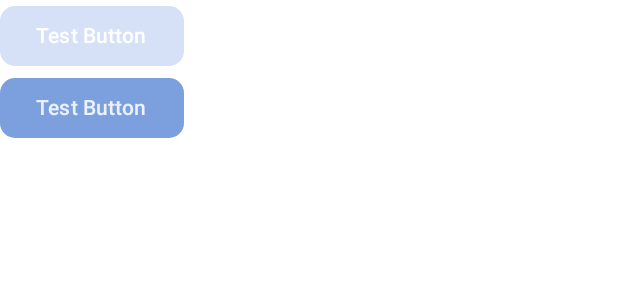
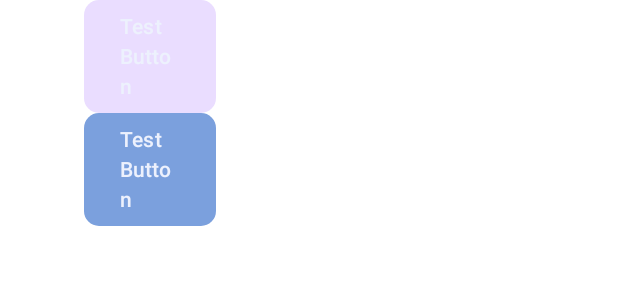
Before and after one commit to Blossoming-Children/Android-Blossoming-Children, an Android app built with Jetpack Compose: the @Preview function TionButtonPreview, on a phone screen of 412 x 824 dp. Shown: the top 300 px of the screen. Run offline under Robolectric (Android 15) with nearby library versions, the phone set to English and light mode, and no system bars.

Commit message:
TION-27 🔨[MOD] 컴포넌트 매개변수의 디폴트 값 지정

```diff
--- a/app/src/main/java/com/example/androidblossomingchildren/util/component/Button.kt
+++ b/app/src/main/java/com/example/androidblossomingchildren/util/component/Button.kt
@@ -3,6 +3,9 @@ package com.example.androidblossomingchildren.util.component
 import androidx.compose.foundation.layout.Column
 import androidx.compose.foundation.layout.PaddingValues
 import androidx.compose.foundation.layout.RowScope
+import androidx.compose.foundation.layout.fillMaxWidth
+import androidx.compose.foundation.layout.height
+import androidx.compose.foundation.layout.padding
 import androidx.compose.foundation.layout.size
 import androidx.compose.foundation.shape.RoundedCornerShape
 import androidx.compose.material3.Button
@@ -19,10 +22,13 @@ import com.example.androidblossomingchildren.util.theme.TionTheme
 @Composable
 fun TionButton(
     onClick: () -> Unit,
-    modifier: Modifier = Modifier,
+    modifier: Modifier = Modifier
+        .height(75.dp)
+        .fillMaxWidth()
+        .padding(horizontal = 56.dp),
     enabled: Boolean = true,
     contentPadding: PaddingValues = ButtonDefaults.ContentPadding,
-    shape: Shape = ButtonDefaults.shape,
+    shape: Shape = RoundedCornerShape(10.dp),
     content: @Composable RowScope.() -> Unit,
 ) {
     Button(
@@ -34,8 +40,8 @@ fun TionButton(
         ButtonDefaults.buttonColors(
             containerColor = MaterialTheme.colorScheme.primary,
             contentColor = MaterialTheme.colorScheme.onPrimary,
-            disabledContainerColor = MaterialTheme.colorScheme.tertiaryContainer,
-            disabledContentColor = MaterialTheme.colorScheme.onTertiaryContainer,
+            disabledContainerColor = MaterialTheme.colorScheme.primaryContainer,
+            disabledContentColor = MaterialTheme.colorScheme.onPrimary,
         ),
         contentPadding = contentPadding,
         content = content,
@@ -53,14 +59,12 @@ private fun TionButtonPreview() {
                 TionButton(
                     onClick = { },
                     enabled = false,
-                    shape = RoundedCornerShape(10.dp),
                     content = { Text("Test Button") },
                 )
 
                 TionButton(
                     onClick = { },
                     enabled = true,
-                    shape = RoundedCornerShape(10.dp),
                     content = { Text("Test Button") },
                 )
             }
```
Also changed, not shown: app/src/main/java/com/example/androidblossomingchildren/util/component/TopAppBar.kt (+4 -7 lines).
